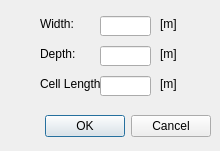
The window that ExRoadDesigner/TerrainSizeInputDialog.ui (gnishida/ExRoadDesigner) describes before a commit, drawn with Qt 5.
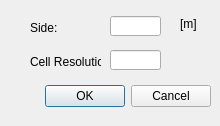
The same window after the commit.

```diff
--- a/ExRoadDesigner/TerrainSizeInputDialog.ui
+++ b/ExRoadDesigner/TerrainSizeInputDialog.ui
@@ -7,7 +7,7 @@
         <x>0</x>
         <y>0</y>
         <width>220</width>
-        <height>151</height>
+    <height>126</height>
       </rect>
     </property>
     <property name="windowTitle">
@@ -17,7 +17,7 @@
       <property name="geometry">
         <rect>
           <x>10</x>
-          <y>110</y>
+     <y>80</y>
           <width>201</width>
           <height>33</height>
         </rect>
@@ -70,20 +70,20 @@
     <widget class="QLabel" name="label">
       <property name="geometry">
         <rect>
-          <x>40</x>
-          <y>16</y>
+     <x>30</x>
+     <y>20</y>
           <width>41</width>
           <height>16</height>
         </rect>
       </property>
       <property name="text">
-        <string>Width:</string>
-      </property>
-    </widget>
-    <widget class="QLineEdit" name="lineEditWidth">
+    <string>Side:</string>
+   </property>
+  </widget>
+  <widget class="QLineEdit" name="lineEditSide">
       <property name="geometry">
         <rect>
-          <x>100</x>
+     <x>110</x>
           <y>16</y>
           <width>51</width>
           <height>20</height>
@@ -93,7 +93,7 @@
     <widget class="QLabel" name="label_2">
       <property name="geometry">
         <rect>
-          <x>160</x>
+     <x>180</x>
           <y>16</y>
           <width>21</width>
           <height>16</height>
@@ -103,78 +103,29 @@
         <string>[m]</string>
       </property>
     </widget>
-    <widget class="QLabel" name="label_3">
-      <property name="geometry">
-        <rect>
-          <x>40</x>
-          <y>46</y>
-          <width>41</width>
-          <height>16</height>
-        </rect>
-      </property>
-      <property name="text">
-        <string>Depth:</string>
-      </property>
-    </widget>
-    <widget class="QLineEdit" name="lineEditDepth">
-      <property name="geometry">
-        <rect>
-          <x>100</x>
-          <y>46</y>
-          <width>51</width>
-          <height>20</height>
-        </rect>
-      </property>
-    </widget>
-    <widget class="QLabel" name="label_4">
-      <property name="geometry">
-        <rect>
-          <x>160</x>
-          <y>46</y>
-          <width>21</width>
-          <height>16</height>
-        </rect>
-      </property>
-      <property name="text">
-        <string>[m]</string>
-      </property>
-    </widget>
     <widget class="QLabel" name="label_5">
       <property name="geometry">
         <rect>
-          <x>40</x>
-          <y>76</y>
-          <width>61</width>
+     <x>30</x>
+     <y>54</y>
+     <width>71</width>
           <height>16</height>
         </rect>
       </property>
       <property name="text">
-        <string>Cell Length:</string>
-      </property>
-    </widget>
-    <widget class="QLineEdit" name="lineEditCellLength">
+    <string>Cell Resolution:</string>
+   </property>
+  </widget>
+  <widget class="QLineEdit" name="lineEditCellResolution">
       <property name="geometry">
         <rect>
-          <x>100</x>
-          <y>76</y>
+     <x>110</x>
+     <y>50</y>
           <width>51</width>
           <height>20</height>
         </rect>
       </property>
     </widget>
-    <widget class="QLabel" name="label_6">
-      <property name="geometry">
-        <rect>
-          <x>160</x>
-          <y>76</y>
-          <width>21</width>
-          <height>16</height>
-        </rect>
-      </property>
-      <property name="text">
-        <string>[m]</string>
-      </property>
-    </widget>
   </widget>
   <resources/>
   <connections>
```
Left out of the diff: 48 changed lines with no effect on the pictures. Lines whose indentation alone changed are shown as unchanged.
